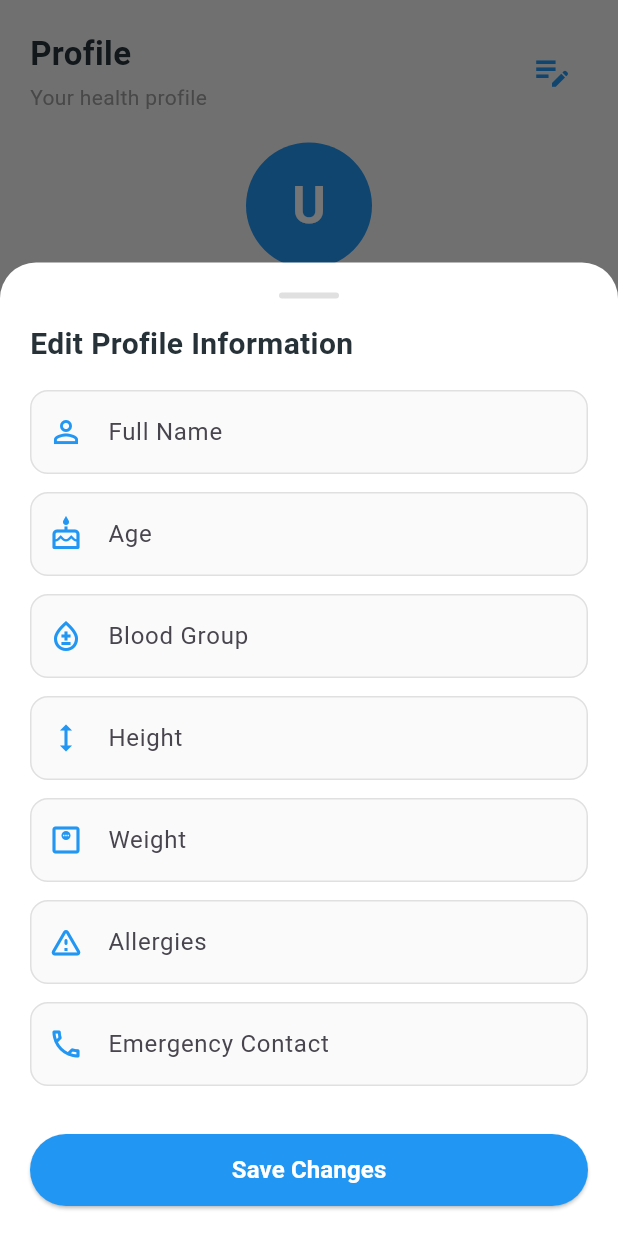
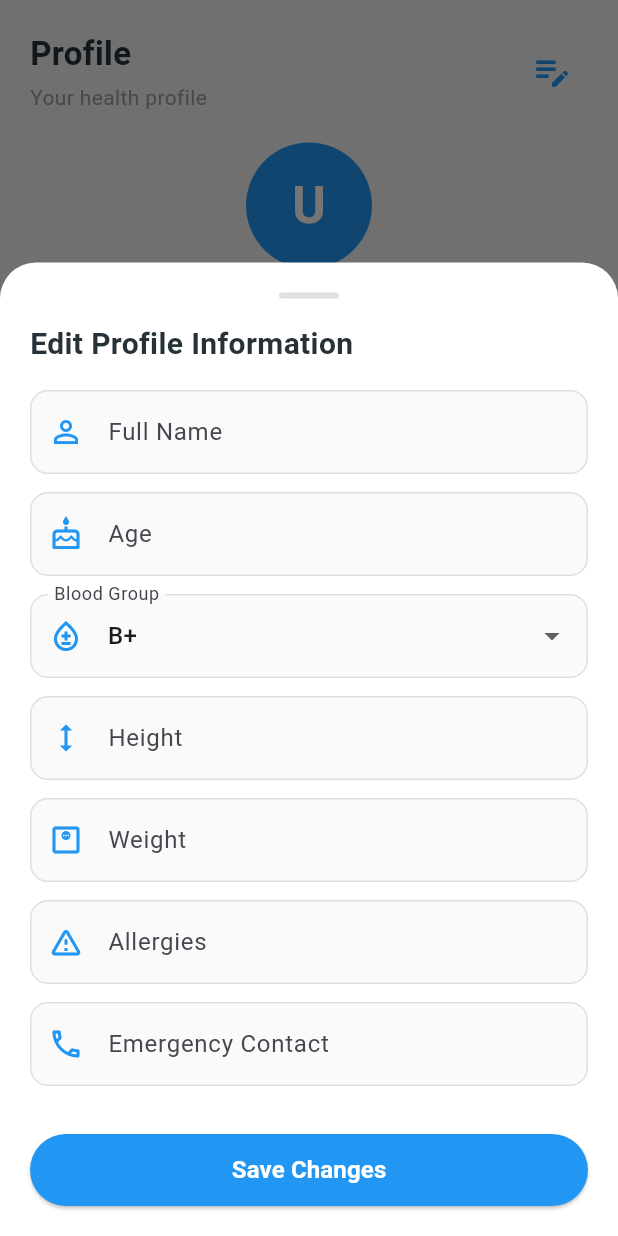
Before and after one commit to KingRishad/MediTrak, a Flutter app: the HomePage screen opened directly, item 3 of the bottom bar chosen, after a tap on the "edit note" icon, on a phone screen of 412 x 824 dp. Run offline on Flutter 3.47's test engine with Material 3 defaults, Android fonts, the phone set to English and light mode, and no system bars; our stand-ins replace cloud_firestore, firebase_auth, firebase_core, shared_preferences; accounts and stored records are empty.

Commit message:
Refined the profile screen

```diff
--- a/lib/profile_screen.dart
+++ b/lib/profile_screen.dart
@@ -1,4 +1,5 @@
 import 'package:flutter/material.dart';
+import 'package:flutter/services.dart';
 import 'data_storage.dart';
 import 'login_screen.dart';
 import 'user_profile.dart';
@@ -40,18 +41,24 @@ class _ProfileScreenState extends State<ProfileScreen> {
 
     final nameController = TextEditingController(text: userProfile!.name);
     final ageController = TextEditingController(text: userProfile!.age);
-    final bloodGroupController = TextEditingController(text: userProfile!.bloodGroup);
     final heightController = TextEditingController(text: userProfile!.height);
     final weightController = TextEditingController(text: userProfile!.weight);
     final allergiesController = TextEditingController(text: userProfile!.allergies);
     final emergencyContactController =
         TextEditingController(text: userProfile!.emergencyContact);
 
+    final bloodGroups = ['A+', 'A-', 'B+', 'B-', 'AB+', 'AB-', 'O+', 'O-'];
+    String selectedBloodGroup = bloodGroups.contains(userProfile!.bloodGroup)
+        ? userProfile!.bloodGroup
+        : 'B+';
+
     showModalBottomSheet(
       context: context,
       isScrollControlled: true,
       backgroundColor: Colors.transparent,
       builder: (context) {
+        return StatefulBuilder(
+          builder: (context, setBottomSheetState) {
             return Container(
               padding: EdgeInsets.only(
                 left: 20,
@@ -89,8 +96,26 @@ class _ProfileScreenState extends State<ProfileScreen> {
                     ),
                     const SizedBox(height: 16),
                     _buildTextField('Full Name', nameController, Icons.person_outline),
-                _buildTextField('Age', ageController, Icons.cake_outlined, keyboardType: TextInputType.number),
-                _buildTextField('Blood Group', bloodGroupController, Icons.bloodtype_outlined),
+                    _buildTextField(
+                      'Age',
+                      ageController,
+                      Icons.cake_outlined,
+                      keyboardType: const TextInputType.numberWithOptions(decimal: false, signed: false),
+                      inputFormatters: [FilteringTextInputFormatter.digitsOnly],
+                    ),
+                    _buildDropdownField(
+                      'Blood Group',
+                      selectedBloodGroup,
+                      bloodGroups,
+                      Icons.bloodtype_outlined,
+                      (val) {
+                        if (val != null) {
+                          setBottomSheetState(() {
+                            selectedBloodGroup = val;
+                          });
+                        }
+                      },
+                    ),
                     _buildTextField('Height', heightController, Icons.height),
                     _buildTextField('Weight', weightController, Icons.monitor_weight_outlined),
                     _buildTextField('Allergies', allergiesController, Icons.warning_amber_rounded),
@@ -104,7 +129,7 @@ class _ProfileScreenState extends State<ProfileScreen> {
                           final updated = userProfile!.copyWith(
                             name: nameController.text.trim(),
                             age: ageController.text.trim(),
-                        bloodGroup: bloodGroupController.text.trim(),
+                            bloodGroup: selectedBloodGroup,
                             height: heightController.text.trim(),
                             weight: weightController.text.trim(),
                             allergies: allergiesController.text.trim(),
@@ -154,6 +179,46 @@ class _ProfileScreenState extends State<ProfileScreen> {
             );
           },
         );
+      },
+    );
+  }
+
+  Widget _buildDropdownField(
+    String label,
+    String currentValue,
+    List<String> items,
+    IconData icon,
+    ValueChanged<String?> onChanged,
+  ) {
+    final validValue = items.contains(currentValue) ? currentValue : items.first;
+
+    return Padding(
+      padding: const EdgeInsets.only(bottom: 12),
+      child: DropdownButtonFormField<String>(
+        initialValue: validValue,
+        decoration: InputDecoration(
+          labelText: label,
+          prefixIcon: Icon(icon, color: Colors.blue),
+          filled: true,
+          fillColor: Colors.grey.shade50,
+          border: OutlineInputBorder(
+            borderRadius: BorderRadius.circular(12),
+            borderSide: BorderSide(color: Colors.grey[300]!),
+          ),
+          enabledBorder: OutlineInputBorder(
+            borderRadius: BorderRadius.circular(12),
+            borderSide: BorderSide(color: Colors.grey[300]!),
+          ),
+        ),
+        items: items.map((bg) {
+          return DropdownMenuItem<String>(
+            value: bg,
+            child: Text(bg),
+          );
+        }).toList(),
+        onChanged: onChanged,
+      ),
+    );
   }
 
   Widget _buildTextField(
@@ -161,12 +226,14 @@ class _ProfileScreenState extends State<ProfileScreen> {
     TextEditingController controller,
     IconData icon, {
     TextInputType keyboardType = TextInputType.text,
+    List<TextInputFormatter>? inputFormatters,
   }) {
     return Padding(
       padding: const EdgeInsets.only(bottom: 12),
       child: TextField(
         controller: controller,
         keyboardType: keyboardType,
+        inputFormatters: inputFormatters,
         decoration: InputDecoration(
           labelText: label,
           prefixIcon: Icon(icon, color: Colors.blue),
```
Lines whose indentation alone changed are shown as unchanged.
